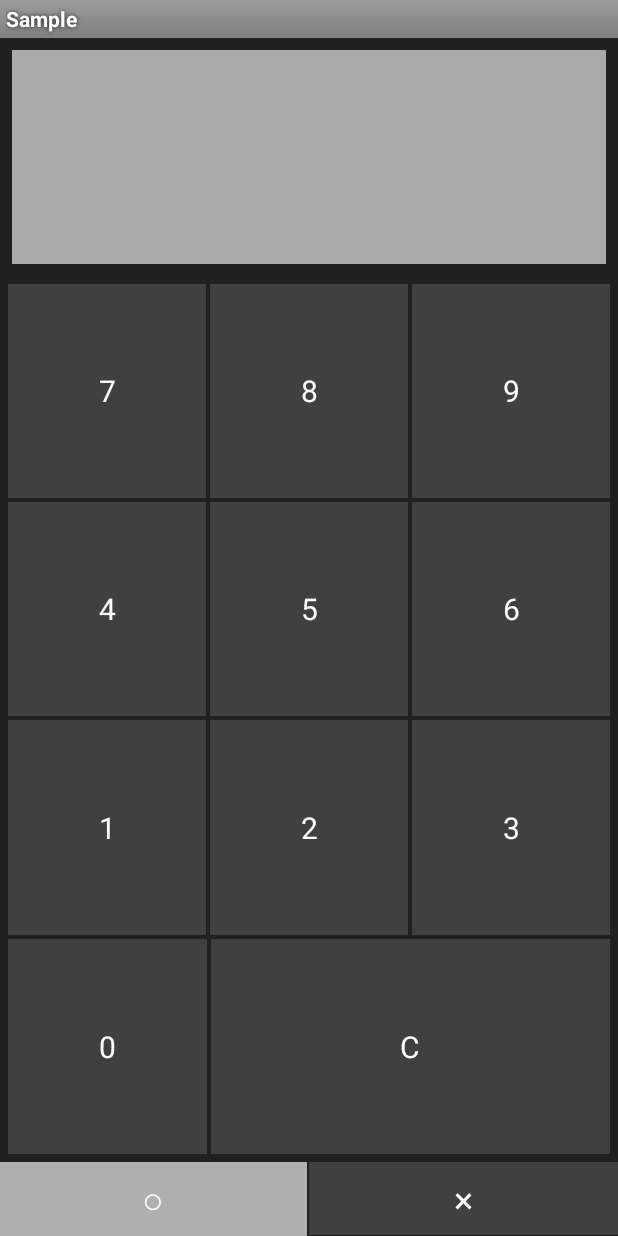
After one commit to ryosuke-ku/CustomisedDialogApp, an Android app: the layout layout_dialog.xml on its own in the app's theme, with its tools: preview values and no code run, on a phone screen of 412 x 824 dp. The commit adds this screen. Run offline under Robolectric (Android 15) with nearby library versions, the phone set to English and light mode, and no system bars.

Commit message:
first commit

```diff
--- /dev/null
+++ b/app/src/main/res/drawable/button_background.xml
@@ -0,0 +1,12 @@
+<?xml version="1.0" encoding="utf-8"?>
+<selector xmlns:android="http://schemas.android.com/apk/res/android">
+    <item android:state_enabled="false"><shape>
+        <solid android:color="@color/button3" />
+    </shape></item>
+    <item android:state_pressed="true"><shape>
+        <solid android:color="@color/button2" />
+    </shape></item>
+    <item><shape>
+        <solid android:color="@color/button1" />
+    </shape></item>
+</selector>
--- /dev/null
+++ b/app/src/main/res/layout/layout_dialog.xml
@@ -0,0 +1,220 @@
+<?xml version="1.0" encoding="utf-8"?>
+<LinearLayout xmlns:android="http://schemas.android.com/apk/res/android"
+    android:layout_width="match_parent"
+    android:layout_height="match_parent"
+    android:layout_alignParentTop="true"
+    android:background="@color/dialog_background"
+    android:gravity="center_horizontal"
+    android:orientation="vertical">
+
+    <TextView
+        android:id="@+id/tv_input"
+        android:layout_width="match_parent"
+        android:layout_height="wrap_content"
+        android:layout_margin="@dimen/dp_l"
+        android:layout_weight="1"
+        android:background="@android:color/darker_gray"
+        android:gravity="end"
+        android:padding="@dimen/dp_l"
+        android:textSize="@dimen/sp_m" />
+
+    <LinearLayout
+        android:layout_width="match_parent"
+        android:layout_height="wrap_content"
+        android:layout_marginLeft="@dimen/dp_m"
+        android:layout_marginRight="@dimen/dp_m"
+        android:layout_marginTop="@dimen/dp_m"
+        android:layout_weight="1"
+        android:orientation="horizontal">
+
+        <Button
+            android:id="@+id/bt_no7"
+            android:layout_width="0dp"
+            android:layout_height="match_parent"
+            android:layout_margin="@dimen/dp_s"
+            android:layout_weight="1"
+            android:background="@drawable/button_background"
+            android:padding="@dimen/dp_l"
+            android:text="@string/no7"
+            android:textColor="@android:color/white"
+            android:textSize="@dimen/sp_m" />
+
+        <Button
+            android:id="@+id/bt_no8"
+            android:layout_width="0dp"
+            android:layout_height="match_parent"
+            android:layout_margin="@dimen/dp_s"
+            android:layout_weight="1"
+            android:background="@drawable/button_background"
+            android:padding="@dimen/dp_l"
+            android:text="@string/no8"
+            android:textColor="@android:color/white"
+            android:textSize="@dimen/sp_m" />
+
+        <Button
+            android:id="@+id/bt_no9"
+            android:layout_width="0dp"
+            android:layout_height="match_parent"
+            android:layout_margin="@dimen/dp_s"
+            android:layout_weight="1"
+            android:background="@drawable/button_background"
+            android:padding="@dimen/dp_l"
+            android:text="@string/no9"
+            android:textColor="@android:color/white"
+            android:textSize="@dimen/sp_m" />
+    </LinearLayout>
+
+    <LinearLayout
+        android:layout_width="match_parent"
+        android:layout_height="wrap_content"
+        android:layout_marginLeft="@dimen/dp_m"
+        android:layout_marginRight="@dimen/dp_m"
+        android:layout_weight="1"
+        android:orientation="horizontal">
+
+        <Button
+            android:id="@+id/bt_no4"
+            android:layout_width="0dp"
+            android:layout_height="match_parent"
+            android:layout_margin="@dimen/dp_s"
+            android:layout_weight="1"
+            android:background="@drawable/button_background"
+            android:padding="@dimen/dp_l"
+            android:text="@string/no4"
+            android:textColor="@android:color/white"
+            android:textSize="@dimen/sp_m" />
+
+        <Button
+            android:id="@+id/bt_no5"
+            android:layout_width="0dp"
+            android:layout_height="match_parent"
+            android:layout_margin="@dimen/dp_s"
+            android:layout_weight="1"
+            android:background="@drawable/button_background"
+            android:padding="@dimen/dp_l"
+            android:text="@string/no5"
+            android:textColor="@android:color/white"
+            android:textSize="@dimen/sp_m" />
+
+        <Button
+            android:id="@+id/bt_no6"
+            android:layout_width="0dp"
+            android:layout_height="match_parent"
+            android:layout_margin="@dimen/dp_s"
+            android:layout_weight="1"
+            android:background="@drawable/button_background"
+            android:padding="@dimen/dp_l"
+            android:text="@string/no6"
+            android:textColor="@android:color/white"
+            android:textSize="@dimen/sp_m" />
+    </LinearLayout>
+
+    <LinearLayout
+        android:layout_width="match_parent"
+        android:layout_height="wrap_content"
+        android:layout_marginLeft="@dimen/dp_m"
+        android:layout_marginRight="@dimen/dp_m"
+        android:layout_weight="1"
+        android:orientation="horizontal">
+
+        <Button
+            android:id="@+id/bt_no1"
+            android:layout_width="0dp"
+            android:layout_height="match_parent"
+            android:layout_margin="@dimen/dp_s"
+            android:layout_weight="1"
+            android:background="@drawable/button_background"
+            android:padding="@dimen/dp_l"
+            android:text="@string/no1"
+            android:textColor="@android:color/white"
+            android:textSize="@dimen/sp_m" />
+
+        <Button
+            android:id="@+id/bt_no2"
+            android:layout_width="0dp"
+            android:layout_height="match_parent"
+            android:layout_margin="@dimen/dp_s"
+            android:layout_weight="1"
+            android:background="@drawable/button_background"
+            android:padding="@dimen/dp_l"
+            android:text="@string/no2"
+            android:textColor="@android:color/white"
+            android:textSize="@dimen/sp_m" />
+
+        <Button
+            android:id="@+id/bt_no3"
+            android:layout_width="0dp"
+            android:layout_height="match_parent"
+            android:layout_margin="@dimen/dp_s"
+            android:layout_weight="1"
+            android:background="@drawable/button_background"
+            android:padding="@dimen/dp_l"
+            android:text="@string/no3"
+            android:textColor="@android:color/white"
+            android:textSize="@dimen/sp_m" />
+    </LinearLayout>
+
+    <LinearLayout
+        android:layout_width="match_parent"
+        android:layout_height="wrap_content"
+        android:layout_marginBottom="@dimen/dp_m"
+        android:layout_marginLeft="@dimen/dp_m"
+        android:layout_marginRight="@dimen/dp_m"
+        android:layout_weight="1"
+        android:orientation="horizontal">
+
+        <Button
+            android:id="@+id/bt_no0"
+            android:layout_width="0dp"
+            android:layout_height="match_parent"
+            android:layout_margin="@dimen/dp_s"
+            android:layout_weight="1"
+            android:background="@drawable/button_background"
+            android:padding="@dimen/dp_l"
+            android:text="@string/no0"
+            android:textColor="@android:color/white"
+            android:textSize="@dimen/sp_m" />
+
+        <Button
+            android:id="@+id/bt_clear"
+            android:layout_width="0dp"
+            android:layout_height="match_parent"
+            android:layout_margin="@dimen/dp_s"
+            android:layout_weight="2"
+            android:background="@drawable/button_background"
+            android:padding="@dimen/dp_l"
+            android:text="@string/clear"
+            android:textColor="@android:color/white"
+            android:textSize="@dimen/sp_m" />
+    </LinearLayout>
+
+    <LinearLayout
+        android:layout_width="match_parent"
+        android:layout_height="wrap_content"
+        android:orientation="horizontal">
+
+        <Button
+            android:id="@+id/bt_ok"
+            android:layout_width="match_parent"
+            android:layout_height="wrap_content"
+            android:layout_marginRight="@dimen/dp_s"
+            android:layout_weight="1"
+            android:background="@drawable/button_background"
+            android:enabled="false"
+            android:padding="@dimen/dp_l"
+            android:text="@string/ok"
+            android:textColor="@android:color/white"
+            android:textSize="@dimen/sp_l" />
+
+        <Button
+            android:id="@+id/bt_close"
+            android:layout_width="match_parent"
+            android:layout_height="wrap_content"
+            android:layout_weight="1"
+            android:background="@drawable/button_background"
+            android:padding="@dimen/dp_l"
+            android:text="@string/close"
+            android:textColor="@android:color/white"
+            android:textSize="@dimen/sp_l" />
+    </LinearLayout>
+</LinearLayout>
--- a/app/src/main/res/values/colors.xml
+++ b/app/src/main/res/values/colors.xml
@@ -1,6 +1,29 @@
 <?xml version="1.0" encoding="utf-8"?>
 <resources>
-    <color name="colorPrimary">#6200EE</color>
-    <color name="colorPrimaryDark">#3700B3</color>
-    <color name="colorAccent">#03DAC5</color>
+    <!-- ボタン通常時 -->
+    <color name="button1">#404040</color>
+    <!-- ボタン押下時 -->
+    <color name="button2">#808080</color>
+    <!-- ボタン選択不可 -->
+    <color name="button3">#b0b0b0</color>
+    <!-- dialog背景色 -->
+    <color name="dialog_background">#202020</color>
+
+    <color name="colorPrimary">#3F51B5</color>
+    <color name="colorPrimaryDark">#303F9F</color>
+    <color name="colorAccent">#FF4081</color>
+
+    <color name="colorItemBackground">#fbfbfb</color>
+    <color name="colorBackground">#d9d9d9</color>
+
+    <color name="colorPrimaryGray">#3C4F5E</color>
+    <color name="colorSecondaryGray">#6C7B8A</color>
+    <color name="colorTertiaryGray">#636363</color>
+
+    <color name="colorFontGreen">#358300</color>
+    <color name="colorFontRed">#E53935</color>
+
+    <color name="white">#ffffffff</color>
+    <color name="black">#ff000000</color>
+    <color name="line_color">#808080</color>
 </resources>
--- /dev/null
+++ b/app/src/main/res/values/dimens.xml
@@ -0,0 +1,28 @@
+<resources>
+    <!-- 文字サイズ（小） -->
+    <dimen name="sp_s">16sp</dimen>
+    <!-- 文字サイズ（中） -->
+    <dimen name="sp_m">20sp</dimen>
+    <!-- 文字サイズ（大） -->
+    <dimen name="sp_l">24sp</dimen>
+    <!-- 余白などのサイズ（小） -->
+    <dimen name="dp_s">1dp</dimen>
+    <!-- 余白などのサイズ（中） -->
+    <dimen name="dp_m">4dp</dimen>
+    <!-- 余白などのサイズ（大） -->
+    <dimen name="dp_l">8dp</dimen>
+
+    <dimen name="activity_horizontal_margin">16dp</dimen>
+    <dimen name="activity_vertical_margin">16dp</dimen>
+
+    <!-- text size-->
+    <dimen name="text_size_very_small">12dp</dimen>
+    <dimen name="text_size_small">15dp</dimen>
+    <dimen name="text_size_medium">17dp</dimen>
+    <dimen name="text_size_large">19dp</dimen>
+    <dimen name="text_size_xlarge">21dp</dimen>
+
+    <dimen name="linking_button_small_height">38dp</dimen>
+    <dimen name="linking_button_middle_height">48dp</dimen>
+    <dimen name="linking_button_big_height">100dp</dimen>
+</resources>
--- a/app/src/main/res/values/strings.xml
+++ b/app/src/main/res/values/strings.xml
@@ -1,3 +1,25 @@
 <resources>
-    <string name="app_name">CustomisedDialogApp</string>
+    <string name="app_name">Sample</string>
+    <string name="open_dialog">ダイアログを開く</string>
+    <string name="err_msg">1,000,000,000以上は入力できません。</string>
+    <string name="ok">○</string>
+    <string name="close">×</string>
+    <string name="no0">0</string>
+    <string name="no1">1</string>
+    <string name="no2">2</string>
+    <string name="no3">3</string>
+    <string name="no4">4</string>
+    <string name="no5">5</string>
+    <string name="no6">6</string>
+    <string name="no7">7</string>
+    <string name="no8">8</string>
+    <string name="no9">9</string>
+    <string name="clear">C</string>
+
+    <string name="cancel_btn">キャンセル</string>
+    <string name="update_btn">更新</string>
+    <string name="dialog_regist_title2">登録名 : </string>
+    <string name="add_btn">追加</string>
+
+
 </resources>
--- a/app/src/main/res/values/styles.xml
+++ b/app/src/main/res/values/styles.xml
@@ -1,10 +1,4 @@
 <resources>
-    <!-- Base application theme. -->
-    <style name="AppTheme" parent="Theme.AppCompat.Light.DarkActionBar">
-        <!-- Customize your theme here. -->
-        <item name="colorPrimary">@color/colorPrimary</item>
-        <item name="colorPrimaryDark">@color/colorPrimaryDark</item>
-        <item name="colorAccent">@color/colorAccent</item>
+    <style name="AppTheme" parent="android:Theme.Light">
     </style>
-
 </resources>
```
Also changed, not shown: app/src/main/res/layout/buppin_info.xml (added, +136 -0 lines), app/src/main/res/layout/layout_main.xml (added, +30 -0 lines).
